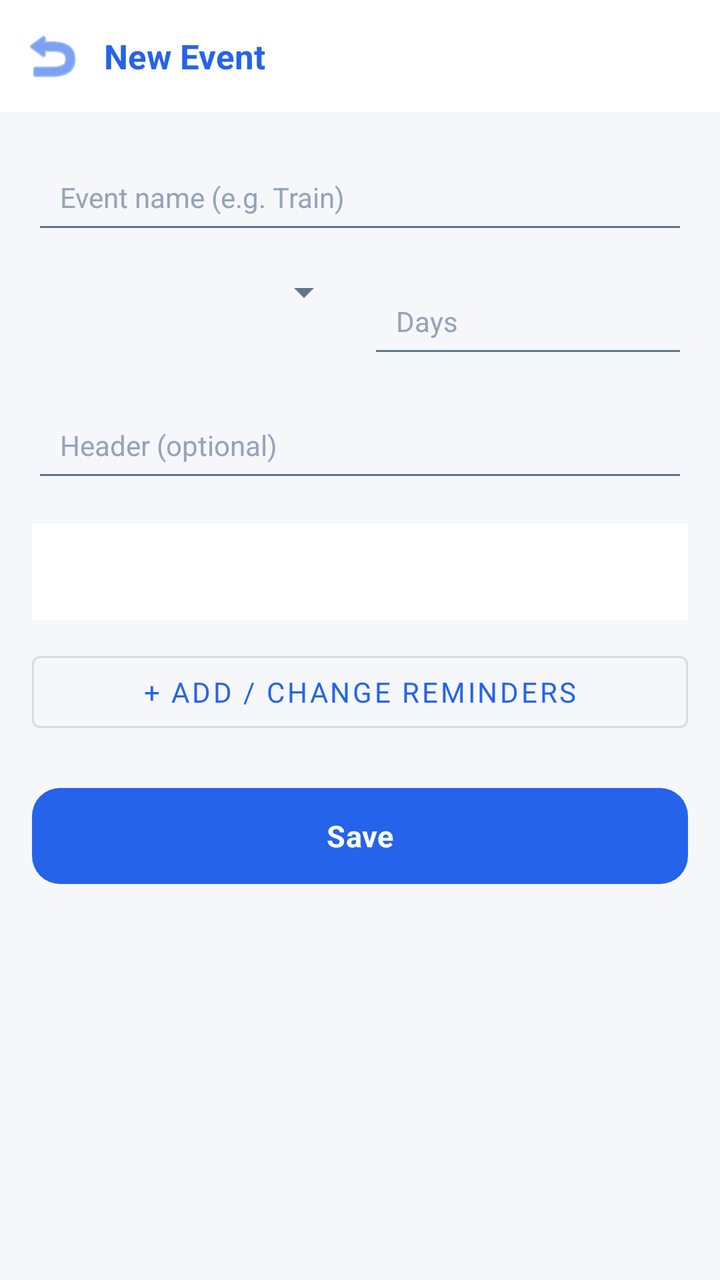
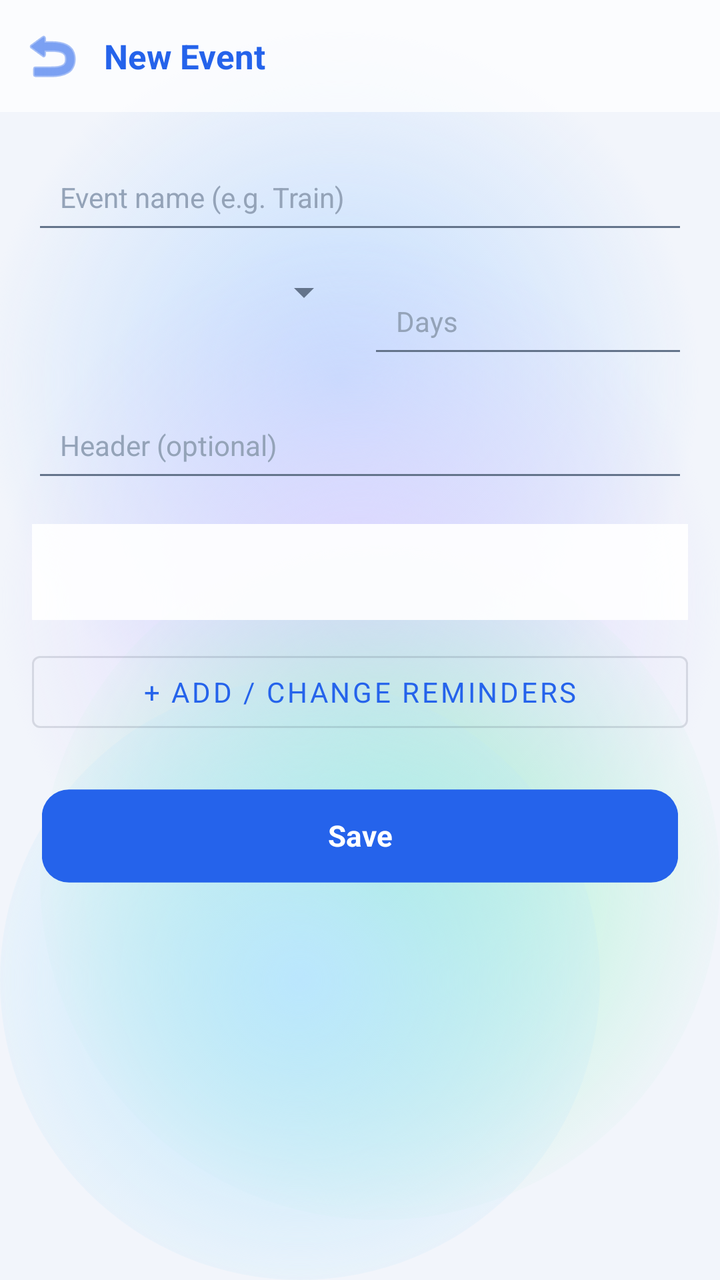

An Android layout rendered at two revisions. The XML below is the earlier revision; the diff shows what the commit changed to produce the second picture.
<!-- AndroidManifest.xml: application theme Theme.ExpenseOS -->
<!-- res/layout/activity_add_event.xml -->
<?xml version="1.0" encoding="utf-8"?>
<ScrollView xmlns:android="http://schemas.android.com/apk/res/android"
    xmlns:app="http://schemas.android.com/apk/res-auto"
    android:layout_width="match_parent"
    android:layout_height="match_parent"
    android:background="@color/bg">

    <LinearLayout
        android:layout_width="match_parent"
        android:layout_height="wrap_content"
        android:orientation="vertical">

        <LinearLayout
            android:layout_width="match_parent"
            android:layout_height="56dp"
            android:background="@color/nav_bg"
            android:gravity="center_vertical"
            android:orientation="horizontal"
            android:paddingHorizontal="8dp">

            <ImageButton
                android:id="@+id/btnBack"
                android:layout_width="36dp"
                android:layout_height="36dp"
                android:background="?attr/selectableItemBackgroundBorderless"
                android:src="@android:drawable/ic_menu_revert"
                android:tint="@color/primary" />

            <TextView
                android:id="@+id/tvAddEventTitle"
                android:layout_width="wrap_content"
                android:layout_height="wrap_content"
                android:layout_marginStart="8dp"
                android:text="New Event"
                android:textColor="@color/primary"
                android:textSize="17sp"
                android:textStyle="bold" />
        </LinearLayout>

        <LinearLayout
            android:layout_width="match_parent"
            android:layout_height="wrap_content"
            android:orientation="vertical"
            android:padding="16dp">

            <EditText
                android:id="@+id/etEventName"
                android:layout_width="match_parent"
                android:layout_height="wrap_content"
                android:hint="Event name (e.g. Train)" />

            <LinearLayout
                android:layout_width="match_parent"
                android:layout_height="wrap_content"
                android:layout_marginTop="12dp"
                android:orientation="horizontal">

                <Spinner
                    android:id="@+id/spOffsetDirection"
                    android:layout_width="0dp"
                    android:layout_height="wrap_content"
                    android:layout_weight="1" />

                <EditText
                    android:id="@+id/etEventDays"
                    android:layout_width="0dp"
                    android:layout_height="wrap_content"
                    android:layout_weight="1"
                    android:layout_marginStart="8dp"
                    android:hint="Days"
                    android:inputType="number" />
            </LinearLayout>

            <EditText
                android:id="@+id/etEventHeader"
                android:layout_width="match_parent"
                android:layout_height="wrap_content"
                android:layout_marginTop="12dp"
                android:hint="Header (optional)" />

            <com.google.android.material.tabs.TabLayout
                android:id="@+id/tabReminderType"
                android:layout_width="match_parent"
                android:layout_height="wrap_content"
                android:layout_marginTop="16dp"
                app:tabIndicatorColor="@color/primary"
                app:tabSelectedTextColor="@color/primary" />

            
            <LinearLayout
                android:id="@+id/blockNotification"
                android:layout_width="match_parent"
                android:layout_height="wrap_content"
                android:orientation="vertical"
                android:paddingTop="12dp">

                <LinearLayout
                    android:id="@+id/listNotif"
                    android:layout_width="match_parent"
                    android:layout_height="wrap_content"
                    android:orientation="vertical" />

                <Button
                    android:id="@+id/btnNotifReminder"
                    style="@style/Widget.MaterialComponents.Button.OutlinedButton"
                    android:layout_width="match_parent"
                    android:layout_height="wrap_content"
                    android:text="+ Add / change reminders" />
            </LinearLayout>

            
            <LinearLayout
                android:id="@+id/blockAlarm"
                android:layout_width="match_parent"
                android:layout_height="wrap_content"
                android:orientation="vertical"
                android:paddingTop="12dp"
                android:visibility="gone">

                <LinearLayout
                    android:id="@+id/listAlarm"
                    android:layout_width="match_parent"
                    android:layout_height="wrap_content"
                    android:orientation="vertical" />

                <Button
                    android:id="@+id/btnAlarmReminder"
                    style="@style/Widget.MaterialComponents.Button.OutlinedButton"
                    android:layout_width="match_parent"
                    android:layout_height="wrap_content"
                    android:text="+ Add / change reminders" />

                <Button
                    android:id="@+id/btnAlarmTone"
                    style="@style/Widget.MaterialComponents.Button.OutlinedButton"
                    android:layout_width="match_parent"
                    android:layout_height="wrap_content"
                    android:layout_marginTop="8dp"
                    android:text="🔔 Alarm tone: Default"
                    android:textSize="12sp" />
            </LinearLayout>

            <Button
                android:id="@+id/btnSaveEvent"
                style="@style/BtnPrimary"
                android:layout_width="match_parent"
                android:layout_height="48dp"
                android:layout_marginTop="24dp"
                android:text="Save" />
        </LinearLayout>
    </LinearLayout>
</ScrollView>
<!-- resources referenced by this layout -->
<resources>
  <color name="bg">#F5F7FB</color>
  <color name="nav_bg">#FFFFFF</color>
  <style name="Theme.ExpenseOS" parent="Theme.MaterialComponents.DayNight.NoActionBar">
          <item name="colorPrimary">@color/primary</item>
          <item name="colorPrimaryVariant">@color/primary_dark</item>
          <item name="colorPrimaryDark">@color/primary_dark</item>
          <item name="colorOnPrimary">@color/on_primary</item>
          <item name="colorSecondary">@color/secondary</item>
          <item name="colorSecondaryVariant">@color/secondary_dark</item>
          <item name="colorOnSecondary">@color/on_primary</item>
          <item name="colorAccent">@color/primary</item>
          <item name="colorSurface">@color/surface</item>
          <item name="colorOnSurface">@color/text</item>
          <item name="colorOnBackground">@color/text</item>
          <item name="colorError">@color/danger</item>
          <item name="android:colorBackground">@color/bg</item>
          <item name="android:windowBackground">@color/bg</item>
  
          <item name="android:textColorPrimary">@color/text</item>
          <item name="android:textColorSecondary">@color/text_muted</item>
          <item name="android:textColorHint">@color/text_hint</item>
          <item name="android:fontFamily">sans-serif</item>
          <item name="fontFamily">sans-serif</item>
  
          
          <item name="android:statusBarColor">@color/bg</item>
          <item name="android:navigationBarColor">@color/nav_bg</item>
          <item name="android:windowLightStatusBar">true</item>
          <item name="android:windowLightNavigationBar" tools:targetApi="o_mr1">true</item>
          <item name="android:forceDarkAllowed" tools:targetApi="q">false</item>
  
          
          <item name="editTextStyle">@style/Widget.ExpenseOS.EditText</item>
          <item name="materialAlertDialogTheme">@style/ThemeOverlay.ExpenseOS.Dialog</item>
          <item name="bottomSheetDialogTheme">@style/ThemeOverlay.ExpenseOS.BottomSheet</item>
          <item name="materialTimePickerTheme">@style/ThemeOverlay.ExpenseOS.TimePicker</item>
          <item name="android:windowAnimationStyle">@style/Animation.ExpenseOS.Window</item>
          <item name="android:windowActivityTransitions">true</item>
          <item name="android:windowContentTransitions">true</item>
      </style>
  <style name="BtnBase" parent="Widget.MaterialComponents.Button">
          <item name="android:textSize">@dimen/type_subtitle</item>
          <item name="android:textStyle">bold</item>
          <item name="android:letterSpacing">0.01</item>
          <item name="android:textAllCaps">false</item>
          <item name="android:minHeight">@dimen/touch_target</item>
          <item name="android:insetTop">0dp</item>
          <item name="android:insetBottom">0dp</item>
          <item name="cornerRadius">14dp</item>
          <item name="android:stateListAnimator">@null</item>
      </style>
  <color name="surface">#FFFFFF</color>
  <!-- unchanged entries left out for length: 22 -->
</resources>

<!-- the commit's change to res/layout/activity_add_event.xml (unified diff, before → after) -->
@@ -3,7 +3,7 @@
     xmlns:app="http://schemas.android.com/apk/res-auto"
     android:layout_width="match_parent"
     android:layout_height="match_parent"
-    android:background="@color/bg">
+    android:background="@android:color/transparent">
 
     <LinearLayout
         android:layout_width="match_parent"
<!-- resource entries referenced after the edit -->
@@ -1,7 +1,61 @@
 <!-- resources referenced by this layout -->
 <resources>
-  <color name="bg">#F5F7FB</color>
-  <color name="nav_bg">#FFFFFF</color>
+  <color name="bg">#F2F5FB</color>
+  <!-- drawable aurora_bg (drawable) -->
+  <?xml version="1.0" encoding="utf-8"?>
+  <layer-list xmlns:android="http://schemas.android.com/apk/res/android">
+      <item android:drawable="@color/aurora_base" />
+      <item android:width="380dp" android:height="380dp"
+          android:gravity="top|end"
+          android:drawable="@drawable/aurora_blob_blue" />
+      <item android:width="360dp" android:height="360dp"
+          android:gravity="start" android:top="120dp"
+          android:drawable="@drawable/aurora_blob_violet" />
+      <item android:width="340dp" android:height="340dp"
+          android:gravity="bottom|end" android:bottom="30dp"
+          android:drawable="@drawable/aurora_blob_mint" />
+      <item android:width="300dp" android:height="300dp"
+          android:gravity="bottom|start"
+          android:drawable="@drawable/aurora_blob_sky" />
+  </layer-list>
+  <color name="aurora_base">#F2F5FB</color>
+  <!-- drawable aurora_blob_blue (drawable) -->
+  <?xml version="1.0" encoding="utf-8"?>
+  <shape xmlns:android="http://schemas.android.com/apk/res/android" android:shape="oval">
+      <gradient
+          android:type="radial"
+          android:gradientRadius="180dp"
+          android:startColor="#BFDBFE"
+          android:endColor="#00BFDBFE" />
+  </shape>
+  <!-- drawable aurora_blob_violet (drawable) -->
+  <?xml version="1.0" encoding="utf-8"?>
+  <shape xmlns:android="http://schemas.android.com/apk/res/android" android:shape="oval">
+      <gradient
+          android:type="radial"
+          android:gradientRadius="180dp"
+          android:startColor="#DDD6FE"
+          android:endColor="#00DDD6FE" />
+  </shape>
+  <!-- drawable aurora_blob_mint (drawable) -->
+  <?xml version="1.0" encoding="utf-8"?>
+  <shape xmlns:android="http://schemas.android.com/apk/res/android" android:shape="oval">
+      <gradient
+          android:type="radial"
+          android:gradientRadius="180dp"
+          android:startColor="#A7F3D0"
+          android:endColor="#00A7F3D0" />
+  </shape>
+  <!-- drawable aurora_blob_sky (drawable) -->
+  <?xml version="1.0" encoding="utf-8"?>
+  <shape xmlns:android="http://schemas.android.com/apk/res/android" android:shape="oval">
+      <gradient
+          android:type="radial"
+          android:gradientRadius="180dp"
+          android:startColor="#BAE6FD"
+          android:endColor="#00BAE6FD" />
+  </shape>
+  <color name="nav_bg">#B9FFFFFF</color>
   <style name="Theme.ExpenseOS" parent="Theme.MaterialComponents.DayNight.NoActionBar">
           <item name="colorPrimary">@color/primary</item>
           <item name="colorPrimaryVariant">@color/primary_dark</item>
@@ -16,7 +70,7 @@
           <item name="colorOnBackground">@color/text</item>
           <item name="colorError">@color/danger</item>
           <item name="android:colorBackground">@color/bg</item>
-          <item name="android:windowBackground">@color/bg</item>
+          <item name="android:windowBackground">@drawable/aurora_bg</item>
   
           <item name="android:textColorPrimary">@color/text</item>
           <item name="android:textColorSecondary">@color/text_muted</item>
@@ -25,8 +79,8 @@
           <item name="fontFamily">sans-serif</item>
   
           
-          <item name="android:statusBarColor">@color/bg</item>
-          <item name="android:navigationBarColor">@color/nav_bg</item>
+          <item name="android:statusBarColor">@android:color/transparent</item>
+          <item name="android:navigationBarColor">@android:color/transparent</item>
           <item name="android:windowLightStatusBar">true</item>
           <item name="android:windowLightNavigationBar" tools:targetApi="o_mr1">true</item>
           <item name="android:forceDarkAllowed" tools:targetApi="q">false</item>
@@ -49,9 +103,9 @@
           <item name="android:insetTop">0dp</item>
           <item name="android:insetBottom">0dp</item>
           <item name="cornerRadius">14dp</item>
-          <item name="android:stateListAnimator">@null</item>
+          <item name="android:stateListAnimator">@animator/btn_press_scale</item>
       </style>
-  <color name="surface">#FFFFFF</color>
+  <color name="surface">#E9FFFFFF</color>
   <!-- unchanged entries left out for length: 22 -->
 </resources>
 
